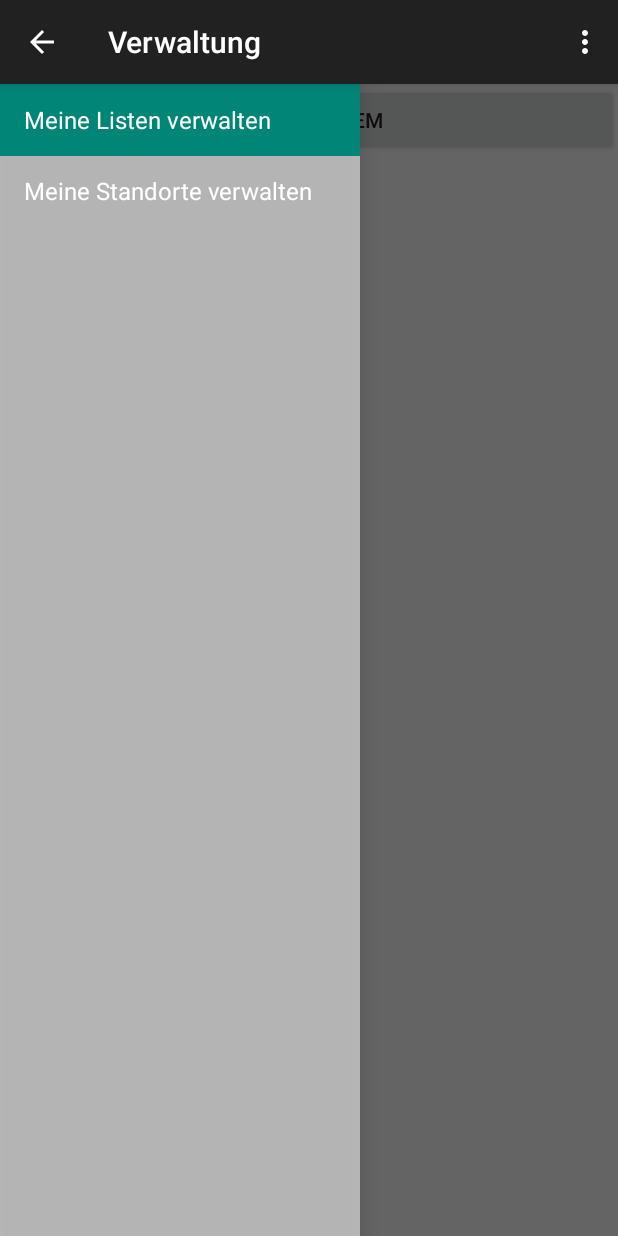
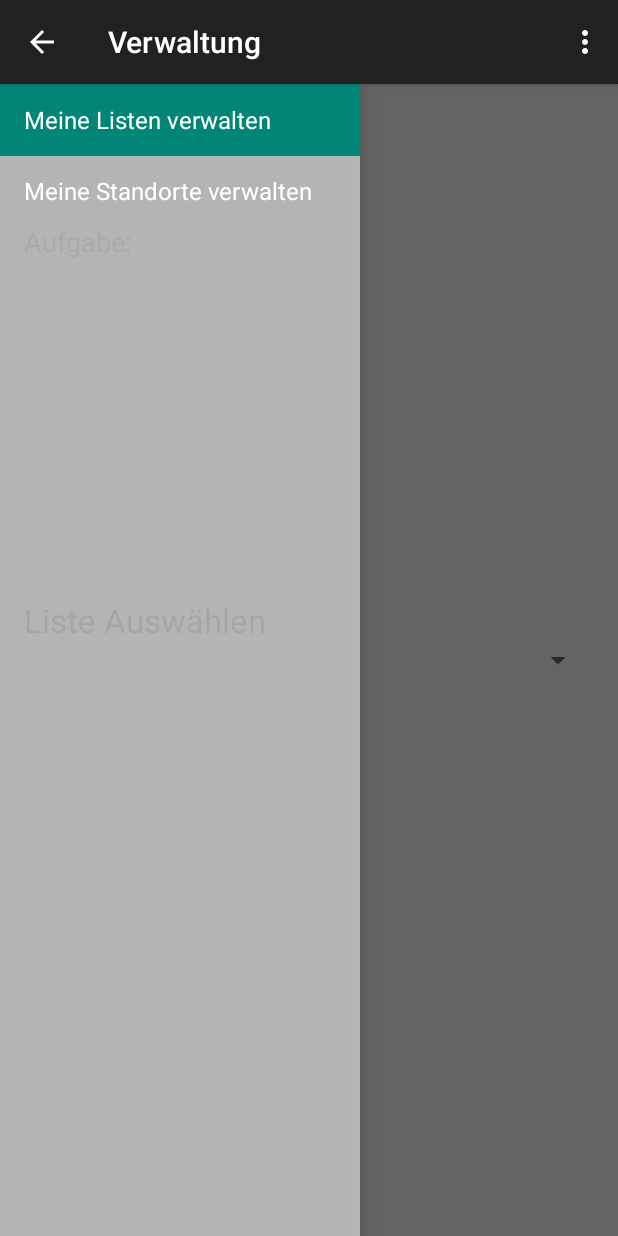
Before and after one commit to zascho-bbc/ToDo, an Android app: the screen it shows after launch (MainActivity), on a phone screen of 412 x 824 dp. Run offline under Robolectric (Android 15) with nearby library versions, the phone set to English and light mode, and no system bars; 2 statements that could not run were skipped.

Commit message:
MIr sind ebbe scho no geil

```diff
--- /dev/null
+++ b/app/src/main/java/ch/bbcag/todo/Aufgaben_erstellen_Fragment.java
@@ -0,0 +1,36 @@
+package ch.bbcag.todo;
+
+import android.os.Bundle;
+import android.support.annotation.Nullable;
+import android.support.v4.app.Fragment;
+import android.view.LayoutInflater;
+import android.view.View;
+import android.view.ViewGroup;
+import android.widget.ArrayAdapter;
+import android.widget.Spinner;
+
+/**
+ * Created by zascho on 17.06.2015.
+ */
+public class Aufgaben_erstellen_Fragment extends Fragment {
+    View myView;
+
+    @Nullable
+    @Override
+    public View onCreateView(LayoutInflater inflater, ViewGroup container, Bundle savedInstanceState) {
+        myView = inflater.inflate(R.layout.aufgaben_erstellen_layout, container, false);
+        createSpinner(myView);
+        return myView;
+    }
+
+    private void createSpinner(View view) {
+        int spinnerId = R.id.spinner;
+        Spinner spinner = (Spinner) view.findViewById(R.id.spinner);
+        ArrayAdapter<CharSequence> adapter = ArrayAdapter.createFromResource(getActivity().getBaseContext(),
+                R.array.test_array, android.R.layout.simple_spinner_item);
+
+        adapter.setDropDownViewResource(android.R.layout.simple_spinner_dropdown_item);
+
+        spinner.setAdapter(adapter);
+    }
+}
--- a/app/src/main/java/ch/bbcag/todo/MainActivity.java
+++ b/app/src/main/java/ch/bbcag/todo/MainActivity.java
@@ -53,10 +53,7 @@ public class MainActivity extends ActionBarActivity
                 R.id.navigation_drawer,
                 (DrawerLayout) findViewById(R.id.drawer_layout));
 
-        adapter = new ArrayAdapter<String>(this,
-                android.R.layout.simple_list_item_1,
-                listItems);
-        listItems.setAdapter(adapter);
+        ;
     }
 
 
@@ -75,10 +72,24 @@ public class MainActivity extends ActionBarActivity
 
     @Override
     public void onNavigationDrawerItemSelected(int position) {
+        Fragment myFragment = null;
+
+        switch (position) {
+            case 0:
+                myFragment = new Aufgaben_erstellen_Fragment();
+                break;
+            case 1:
+                myFragment = new Second_Fragment();
+                break;
+
+        }
+
+
+
         // update the main content by replacing fragments
         FragmentManager fragmentManager = getSupportFragmentManager();
         fragmentManager.beginTransaction()
-                .replace(R.id.container, PlaceholderFragment.newInstance(position + 1))
+                .replace(R.id.container, myFragment)
                 .commit();
     }
 
--- a/app/src/main/res/layout/fragment_navigation_drawer_aufgabe_herstellen.xml
+++ /dev/null
@@ -1,5 +0,0 @@
-<ListView xmlns:android="http://schemas.android.com/apk/res/android"
-    xmlns:tools="http://schemas.android.com/tools" android:layout_width="match_parent"
-    android:layout_height="match_parent" android:choiceMode="singleChoice"
-    android:divider="@android:color/transparent" android:dividerHeight="0dp"
-    android:background="#cccc" tools:context="ch.bbcag.todo.NavigationDrawerFragment" />
--- a/app/src/main/res/values/strings.xml
+++ b/app/src/main/res/values/strings.xml
@@ -12,4 +12,11 @@
     <string name="action_settings">Neue Liste</string>
     <string name="maintitle">Hello World</string>
     <string name="mainDescription">Das ist eine Application</string>
+
+    <string-array name="test_array">
+        <item>Einkaufen</item>
+        <item>Hausaufgaben</item>
+        <item>Arbeit</item>
+    </string-array>
+
 </resources>
```
Also changed, not shown: app/src/main/java/ch/bbcag/todo/AufgabeHerstellen.java (deleted, +0 -155 lines), app/src/main/java/ch/bbcag/todo/Second_Fragment.java (added, +23 -0 lines), app/src/main/res/layout/activity_aufgabe_herstellen.xml (deleted, +0 -24 lines), app/src/main/res/layout/aufgaben_erstellen_layout.xml (added, +48 -0 lines), app/src/main/res/layout/fragment_aufgabe_herstellen.xml (deleted, +0 -50 lines), app/src/main/res/layout/second_layout.xml (added, +17 -0 lines), app/src/main/res/menu/aufgabe_herstellen.xml (deleted, +0 -8 lines).
